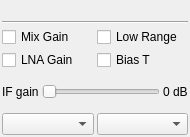
f4exb/sdrangel, file plugins/samplesource/fcdproplus/fcdproplusgui.ui: the form before one commit.
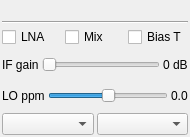
The form after the commit. Custom widgets are drawn as their Qt base class.

Patch:
```diff
--- a/plugins/samplesource/fcdproplus/fcdproplusgui.ui
+++ b/plugins/samplesource/fcdproplus/fcdproplusgui.ui
@@ -100,30 +100,22 @@
      </property>
     </widget>
    </item>
-   <item>
-    <layout class="QHBoxLayout" name="horizontalLayoutR">
-     <item>
-      <widget class="QCheckBox" name="mixGain">
-       <property name="text">
-        <string>Mix Gain</string>
-       </property>
-      </widget>
-     </item>
-     <item>
-      <widget class="QCheckBox" name="checkBoxR">
-       <property name="text">
-        <string>Low Range</string>
-       </property>
-      </widget>
-     </item>
-    </layout>
-   </item>
    <item>
     <layout class="QHBoxLayout" name="horizontalLayoutG">
      <item>
       <widget class="QCheckBox" name="checkBoxG">
        <property name="text">
-        <string>LNA Gain</string>
+        <string>LNA</string>
+       </property>
+      </widget>
+     </item>
+     <item>
+      <widget class="QCheckBox" name="mixGain">
+       <property name="toolTip">
+        <string>Activate mixer gain</string>
+       </property>
+       <property name="text">
+        <string>Mix</string>
        </property>
       </widget>
      </item>
@@ -147,6 +139,12 @@
      </item>
      <item>
       <widget class="QSlider" name="ifGain">
+       <property name="maximum">
+        <number>59</number>
+       </property>
+       <property name="pageStep">
+        <number>1</number>
+       </property>
        <property name="orientation">
         <enum>Qt::Horizontal</enum>
        </property>
@@ -161,6 +159,43 @@
      </item>
     </layout>
    </item>
+   <item>
+    <layout class="QHBoxLayout" name="horizontalLayout">
+     <item>
+      <widget class="QLabel" name="ppmLabel">
+       <property name="text">
+        <string>LO ppm</string>
+       </property>
+      </widget>
+     </item>
+     <item>
+      <widget class="QSlider" name="ppm">
+       <property name="toolTip">
+        <string>LO ppm correction</string>
+       </property>
+       <property name="minimum">
+        <number>-100</number>
+       </property>
+       <property name="maximum">
+        <number>100</number>
+       </property>
+       <property name="pageStep">
+        <number>1</number>
+       </property>
+       <property name="orientation">
+        <enum>Qt::Horizontal</enum>
+       </property>
+      </widget>
+     </item>
+     <item>
+      <widget class="QLabel" name="ppmText">
+       <property name="text">
+        <string>0.0</string>
+       </property>
+      </widget>
+     </item>
+    </layout>
+   </item>
    <item>
     <layout class="QHBoxLayout" name="horizontalLayout_4">
      <item>
```
Left out of the diff: 6 changed lines with no effect on the pictures.
